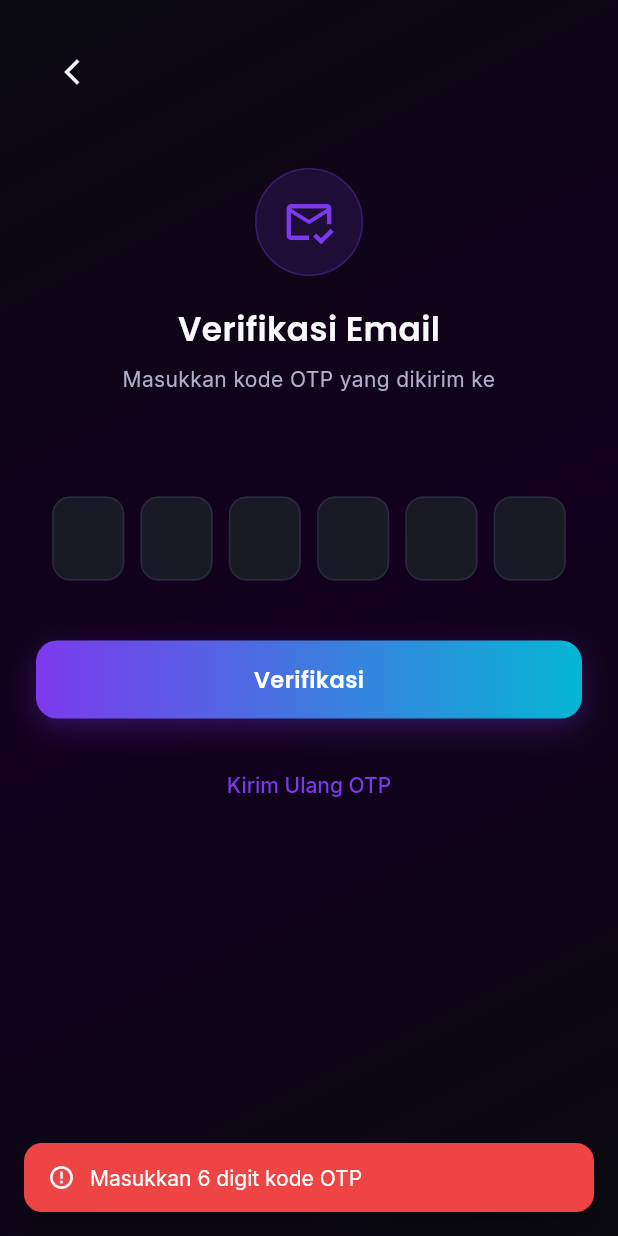
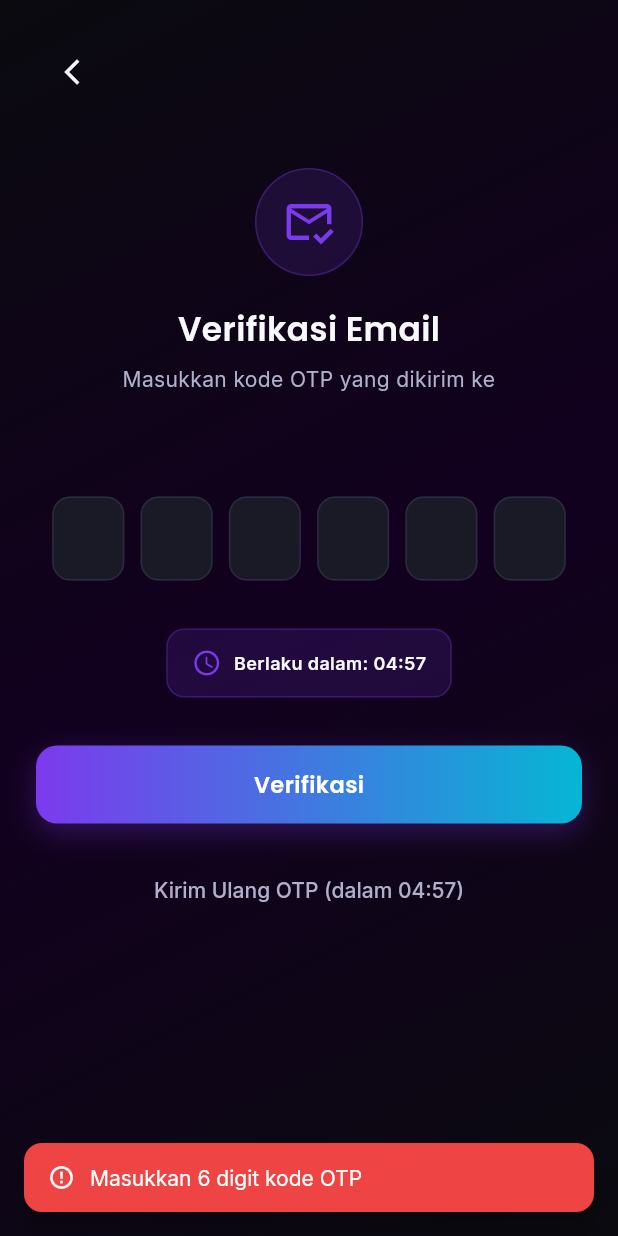
Before and after one commit to hermantaufiq/aura-mobile, a Flutter app: the OtpScreen screen opened by its route, after a tap on "Verifikasi", on a phone screen of 412 x 824 dp. Run offline on Flutter 3.47's test engine with Material 3 defaults, Android fonts, the phone set to English and light mode, and no system bars; our stand-ins replace dio, equatable, fl_chart, flutter_local_notifications, flutter_riverpod, go_router and 5 more; accounts and stored records are empty.

Commit message:
fix: OTP verification flow - auth service, router, provider, screens

```diff
--- a/lib/app/app_router.dart
+++ b/lib/app/app_router.dart
@@ -22,13 +22,17 @@ final _rootNavigatorKey = GlobalKey<NavigatorState>();
 final _shellNavigatorKey = GlobalKey<NavigatorState>();
 
 final appRouterProvider = Provider<GoRouter>((ref) {
-  final authState = ref.watch(authStateProvider);
+  // ── FIX: Buat router SEKALI, pakai refresh() saat auth berubah ──────────
+  // Jangan ref.watch di sini! Setiap kali auth state berubah, router lama
+  // dibuang dan GoRouter baru dibuat → navigasi ke /auth/otp hilang.
 
-  return GoRouter(
+  final router = GoRouter(
     navigatorKey: _rootNavigatorKey,
     initialLocation: '/splash',
     debugLogDiagnostics: false,
     redirect: (context, state) {
+      // Baca state saat redirect dievaluasi (bukan saat router dibuat)
+      final authState = ref.read(authStateProvider);
       final isLoggedIn = authState.isLoggedIn;
       final isOnSplash = state.matchedLocation == '/splash';
       final isOnAuth = state.matchedLocation.startsWith('/auth');
@@ -60,18 +64,7 @@ final appRouterProvider = Provider<GoRouter>((ref) {
       GoRoute(
         path: '/auth/otp',
         name: 'otp',
-        builder: (context, state) {
-          final extra = state.extra;
-          String email = '';
-          String password = '';
-          if (extra is Map<String, dynamic>) {
-            email = extra['email'] as String? ?? '';
-            password = extra['password'] as String? ?? '';
-          } else if (extra is String) {
-            email = extra;
-          }
-          return OtpScreen(email: email, password: password);
-        },
+        builder: (context, state) => const OtpScreen(),
       ),
 
       // Main Shell with Bottom Navigation
@@ -177,4 +170,9 @@ final appRouterProvider = Provider<GoRouter>((ref) {
       ),
     ),
   );
+
+  // Refresh router redirect setiap kali auth state berubah
+  ref.listen(authStateProvider, (_, __) => router.refresh());
+
+  return router;
 });
--- a/lib/providers/auth_provider.dart
+++ b/lib/providers/auth_provider.dart
@@ -220,6 +220,11 @@ class AuthNotifier extends StateNotifier<AuthState> {
 // Providers
 final authServiceProvider = Provider<AuthService>((ref) => AuthService());
 
+// Store registration email & password for OTP screen
+final registrationDataProvider = StateProvider<Map<String, String>>((ref) {
+  return {'email': '', 'password': ''};
+});
+
 final authStateProvider =
     StateNotifierProvider<AuthNotifier, AuthState>((ref) {
   return AuthNotifier(ref.read(authServiceProvider));
--- a/lib/screens/auth/otp_screen.dart
+++ b/lib/screens/auth/otp_screen.dart
@@ -1,6 +1,8 @@
 import 'package:flutter/material.dart';
 import 'package:flutter_riverpod/flutter_riverpod.dart';
 import 'package:go_router/go_router.dart';
+import 'package:logger/logger.dart';
+import 'dart:async';
 import '../../core/constants/app_colors.dart';
 import '../../core/constants/app_text_styles.dart';
 import '../../providers/auth_provider.dart';
@@ -8,9 +10,7 @@ import '../../widgets/common/gradient_button.dart';
 import '../../widgets/common/aura_snackbar.dart';
 
 class OtpScreen extends ConsumerStatefulWidget {
-  final String email;
-  final String password;
-  const OtpScreen({super.key, required this.email, this.password = ''});
+  const OtpScreen({super.key});
 
   @override
   ConsumerState<OtpScreen> createState() => _OtpScreenState();
@@ -21,9 +21,36 @@ class _OtpScreenState extends ConsumerState<OtpScreen> {
       List.generate(6, (_) => TextEditingController());
   final List<FocusNode> _focusNodes = List.generate(6, (_) => FocusNode());
   bool _isLoading = false;
+  late Timer _timer;
+  int _remainingSeconds = 300; // 5 minutes
+  bool _isExpired = false;
+  final _logger = Logger();
+
+  @override
+  void initState() {
+    super.initState();
+    _logger.i('🎬 OTP Screen Initialized');
+    _startTimer();
+  }
+
+  void _startTimer() {
+    _timer = Timer.periodic(const Duration(seconds: 1), (timer) {
+      if (_remainingSeconds > 0) {
+        setState(() {
+          _remainingSeconds--;
+        });
+      } else {
+        setState(() {
+          _isExpired = true;
+        });
+        _timer.cancel();
+      }
+    });
+  }
 
   @override
   void dispose() {
+    _timer.cancel();
     for (final c in _controllers) {
       c.dispose();
     }
@@ -33,21 +60,43 @@ class _OtpScreenState extends ConsumerState<OtpScreen> {
     super.dispose();
   }
 
-  String get _otp => _controllers.map((c) => c.text).join();
+  String get _otp => _controllers.map((c) => c.text).join().trim();
+
+  String _formatTime(int seconds) {
+    final minutes = seconds ~/ 60;
+    final secs = seconds % 60;
+    return '${minutes.toString().padLeft(2, '0')}:${secs.toString().padLeft(2, '0')}';
+  }
 
   Future<void> _verify() async {
-    if (_otp.length < 6) {
+    final trimmedOtp = _otp.trim();
+    final registrationData = ref.read(registrationDataProvider);
+    final email = registrationData['email'] ?? '';
+    final password = registrationData['password'] ?? '';
+
+    _logger.i('🔎 OTP Screen - Verifying OTP');
+    _logger.i('📱 Individual inputs: ${_controllers.map((c) => '"${c.text}"').join(', ')}');
+    _logger.i('📝 Combined OTP: "$trimmedOtp" (length: ${trimmedOtp.length})');
+    _logger.i('📧 Email to send: "$email" (empty: ${email.isEmpty})');
+
+    if (trimmedOtp.length < 6) {
       AuraSnackbar.error(context, 'Masukkan 6 digit kode OTP');
       return;
     }
+
+    if (_isExpired) {
+      AuraSnackbar.error(context, 'Kode OTP sudah kadaluarsa. Silakan minta kode baru.');
+      return;
+    }
+
     setState(() => _isLoading = true);
 
     // Jika ada password → verifikasi OTP + auto-login langsung
-    if (widget.password.isNotEmpty) {
+    if (password.isNotEmpty) {
       final success = await ref.read(authStateProvider.notifier).verifyOtpAndLogin(
-            email: widget.email,
-            otp: _otp,
-            password: widget.password,
+            email: email,
+            otp: trimmedOtp,
+            password: password,
           );
       if (!mounted) return;
       setState(() => _isLoading = false);
@@ -61,8 +110,8 @@ class _OtpScreenState extends ConsumerState<OtpScreen> {
     } else {
       // Fallback: verifyOtp biasa (tanpa auto-login)
       final success = await ref.read(authStateProvider.notifier).verifyOtp(
-            email: widget.email,
-            otp: _otp,
+            email: email,
+            otp: trimmedOtp,
           );
       if (!mounted) return;
       setState(() => _isLoading = false);
@@ -77,6 +126,9 @@ class _OtpScreenState extends ConsumerState<OtpScreen> {
 
   @override
   Widget build(BuildContext context) {
+    final registrationData = ref.watch(registrationDataProvider);
+    final email = registrationData['email'] ?? '';
+
     return Scaffold(
       body: Container(
         decoration: const BoxDecoration(
@@ -117,7 +169,7 @@ class _OtpScreenState extends ConsumerState<OtpScreen> {
                       Text('Verifikasi Email', style: AppTextStyles.displaySmall),
                       const SizedBox(height: 8),
                       Text(
-                        'Masukkan kode OTP yang dikirim ke\n${widget.email}',
+                        'Masukkan kode OTP yang dikirim ke\n$email',
                         textAlign: TextAlign.center,
                         style: AppTextStyles.bodyMedium.copyWith(
                           color: AppColors.textSecondary,
@@ -133,33 +185,102 @@ class _OtpScreenState extends ConsumerState<OtpScreen> {
                   mainAxisAlignment: MainAxisAlignment.spaceEvenly,
                   children: List.generate(6, (i) => _buildOtpBox(i)),
                 ),
-                const SizedBox(height: 40),
+                const SizedBox(height: 32),
+
+                // Timer Display
+                Center(
+                  child: Container(
+                    padding: const EdgeInsets.symmetric(horizontal: 16, vertical: 12),
+                    decoration: BoxDecoration(
+                      color: _isExpired
+                          ? AppColors.error.withValues(alpha: 0.15)
+                          : _remainingSeconds < 60
+                              ? AppColors.warning.withValues(alpha: 0.15)
+                              : AppColors.primary.withValues(alpha: 0.15),
+                      borderRadius: BorderRadius.circular(12),
+                      border: Border.all(
+                        color: _isExpired
+                            ? AppColors.error.withValues(alpha: 0.3)
+                            : _remainingSeconds < 60
+                                ? AppColors.warning.withValues(alpha: 0.3)
+                                : AppColors.primary.withValues(alpha: 0.3),
+                      ),
+                    ),
+                    child: Row(
+                      mainAxisSize: MainAxisSize.min,
+                      children: [
+                        Icon(
+                          _isExpired ? Icons.error_outline : Icons.schedule,
+                          color: _isExpired
+                              ? AppColors.error
+                              : _remainingSeconds < 60
+                                  ? AppColors.warning
+                                  : AppColors.primary,
+                          size: 20,
+                        ),
+                        const SizedBox(width: 8),
+                        Text(
+                          _isExpired
+                              ? 'Kode OTP Kadaluarsa'
+                              : 'Berlaku dalam: ${_formatTime(_remainingSeconds)}',
+                          style: AppTextStyles.bodySmall.copyWith(
+                            color: _isExpired
+                                ? AppColors.error
+                                : _remainingSeconds < 60
+                                    ? AppColors.warning
+                                    : AppColors.textPrimary,
+                            fontWeight: FontWeight.w600,
+                          ),
+                        ),
+                      ],
+                    ),
+                  ),
+                ),
+                const SizedBox(height: 32),
 
                 GradientButton(
-                  text: 'Verifikasi',
+                  text: _isExpired ? 'OTP Kadaluarsa - Kirim Ulang' : 'Verifikasi',
                   isLoading: _isLoading,
-                  onPressed: _isLoading ? null : _verify,
+                  onPressed: _isExpired ? null : (_isLoading ? null : _verify),
                 ),
                 const SizedBox(height: 20),
 
                 Center(
                   child: TextButton(
-                    onPressed: () async {
+                    onPressed: _isLoading || (_remainingSeconds > 10 && !_isExpired)
+                        ? null
+                        : () async {
                             final ctx = context;
+                            final registrationData = ref.read(registrationDataProvider);
+                            final email = registrationData['email'] ?? '';
                             try {
-                        await ref.read(authServiceProvider).resendOtp(
-                              email: widget.email,
-                            );
+                              await ref
+                                  .read(authServiceProvider)
+                                  .resendOtp(email: email);
                               if (!ctx.mounted) return;
-                        AuraSnackbar.success(ctx, 'OTP telah dikirim ulang');
+                              _timer.cancel();
+                              setState(() {
+                                _remainingSeconds = 300;
+                                _isExpired = false;
+                              });
+                              _startTimer();
+                              AuraSnackbar.success(
+                                  ctx, 'OTP telah dikirim ulang');
                             } catch (_) {
                               if (!ctx.mounted) return;
-                        AuraSnackbar.error(ctx, 'Gagal mengirim ulang OTP');
+                              AuraSnackbar.error(
+                                  ctx, 'Gagal mengirim ulang OTP');
                             }
                           },
-                    child: const Text(
-                      'Kirim Ulang OTP',
-                      style: TextStyle(color: AppColors.primary),
+                    child: Text(
+                      _remainingSeconds > 10 && !_isExpired
+                          ? 'Kirim Ulang OTP (dalam ${_formatTime(_remainingSeconds)})'
+                          : 'Kirim Ulang OTP',
+                      style: TextStyle(
+                        color: _remainingSeconds > 10 && !_isExpired
+                            ? AppColors.textSecondary
+                            : AppColors.primary,
+                      ),
                     ),
                   ),
                 ),
```
Also changed, not shown: lib/screens/auth/register_screen.dart (+12 -6 lines), lib/services/auth_service.dart (+146 -19 lines). Lines whose indentation alone changed are shown as unchanged.
